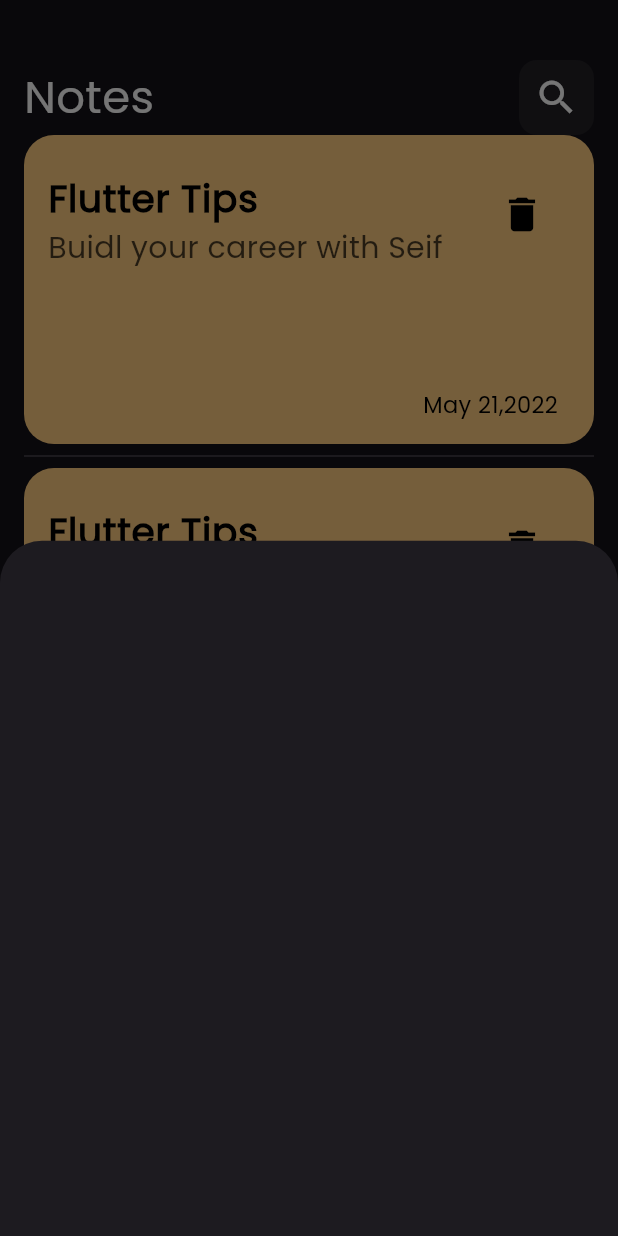
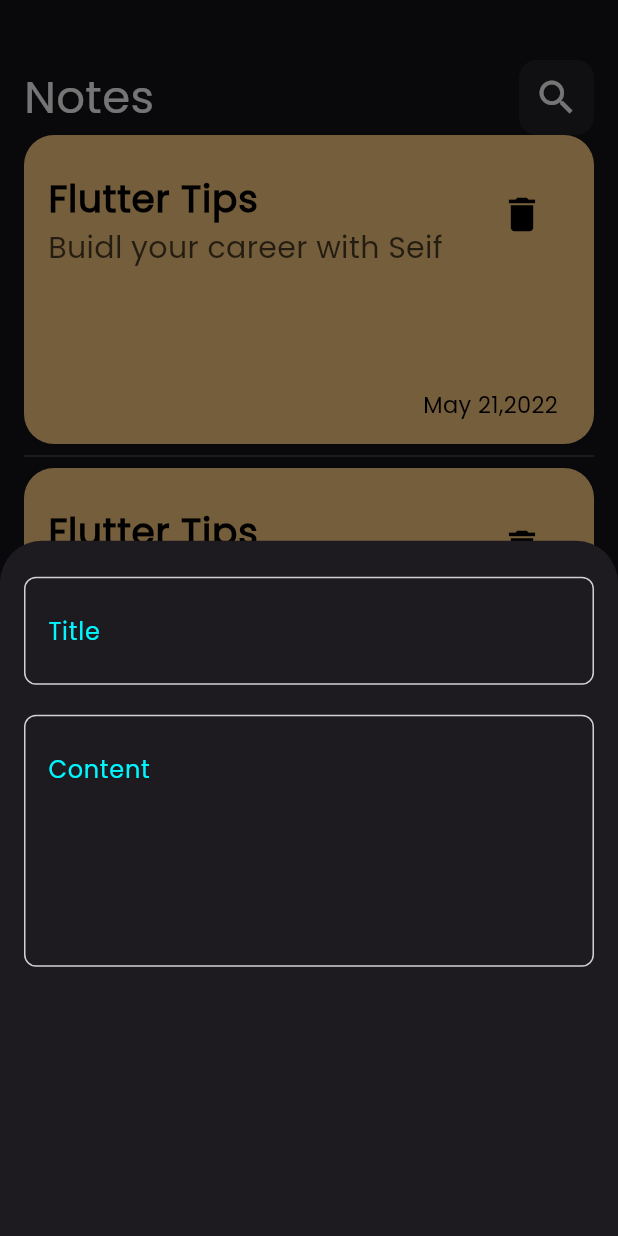
Before and after one commit to seiffbdd/notes_app, a Flutter app: the screen it shows after launch, after a tap on the "add" icon, on a phone screen of 412 x 824 dp. Run offline on Flutter 3.47's test engine with Material 3 defaults, Android fonts, the phone set to English and light mode, and no system bars.

Commit message:
any thing

```diff
--- a/lib/widgets/add_note_bottom_sheet.dart
+++ b/lib/widgets/add_note_bottom_sheet.dart
@@ -1,10 +1,38 @@
 import 'package:flutter/material.dart';
+import 'package:notes_app2/widgets/custom_text_field.dart';
 
-class AddNoteBottomSheet extends StatelessWidget {
+class AddNoteBottomSheet extends StatefulWidget {
   const AddNoteBottomSheet({super.key});
 
   @override
+  State<AddNoteBottomSheet> createState() => _AddNoteBottomSheetState();
+}
+
+class _AddNoteBottomSheetState extends State<AddNoteBottomSheet> {
+  TextEditingController titleController = TextEditingController();
+  TextEditingController contentController = TextEditingController();
+
+  @override
   Widget build(BuildContext context) {
-    return Container();
+    return Padding(
+      padding: const EdgeInsets.symmetric(vertical: 24.0, horizontal: 16.0),
+      child: Column(
+        children: [
+          CustomTextField(
+            controller: titleController,
+            hintText: 'Title',
+          ),
+          const SizedBox(
+            height: 20,
+          ),
+          CustomTextField(
+            controller: titleController,
+            hintText: 'Content',
+            maxLines: 5,
+            textInputAction: TextInputAction.newline,
+          )
+        ],
+      ),
+    );
   }
 }
--- /dev/null
+++ b/lib/widgets/custom_text_field.dart
@@ -0,0 +1,39 @@
+import 'package:flutter/material.dart';
+
+class CustomTextField extends StatelessWidget {
+  const CustomTextField({
+    super.key,
+    this.hintText = '',
+    required this.controller,
+    this.maxLines = 1,
+    this.textInputAction = TextInputAction.next,
+  });
+  final String hintText;
+  final TextEditingController controller;
+  final int maxLines;
+  final TextInputAction textInputAction;
+  @override
+  Widget build(BuildContext context) {
+    return TextField(
+      controller: controller,
+      maxLines: maxLines,
+      textInputAction: textInputAction,
+      style: const TextStyle(
+        color: Color.fromARGB(255, 0, 247, 255),
+      ),
+      decoration: InputDecoration(
+          hintText: hintText,
+          hintStyle: const TextStyle(
+            color: Color.fromARGB(255, 0, 247, 255),
+          ),
+          contentPadding:
+              const EdgeInsets.symmetric(horizontal: 12.0, vertical: 24.0),
+          enabledBorder: OutlineInputBorder(
+              borderRadius: BorderRadius.circular(8.0),
+              borderSide: BorderSide(color: Colors.white.withOpacity(.8))),
+          focusedBorder: OutlineInputBorder(
+              borderRadius: BorderRadius.circular(8.0),
+              borderSide: BorderSide(color: Colors.white.withOpacity(.8)))),
+    );
+  }
+}
```
